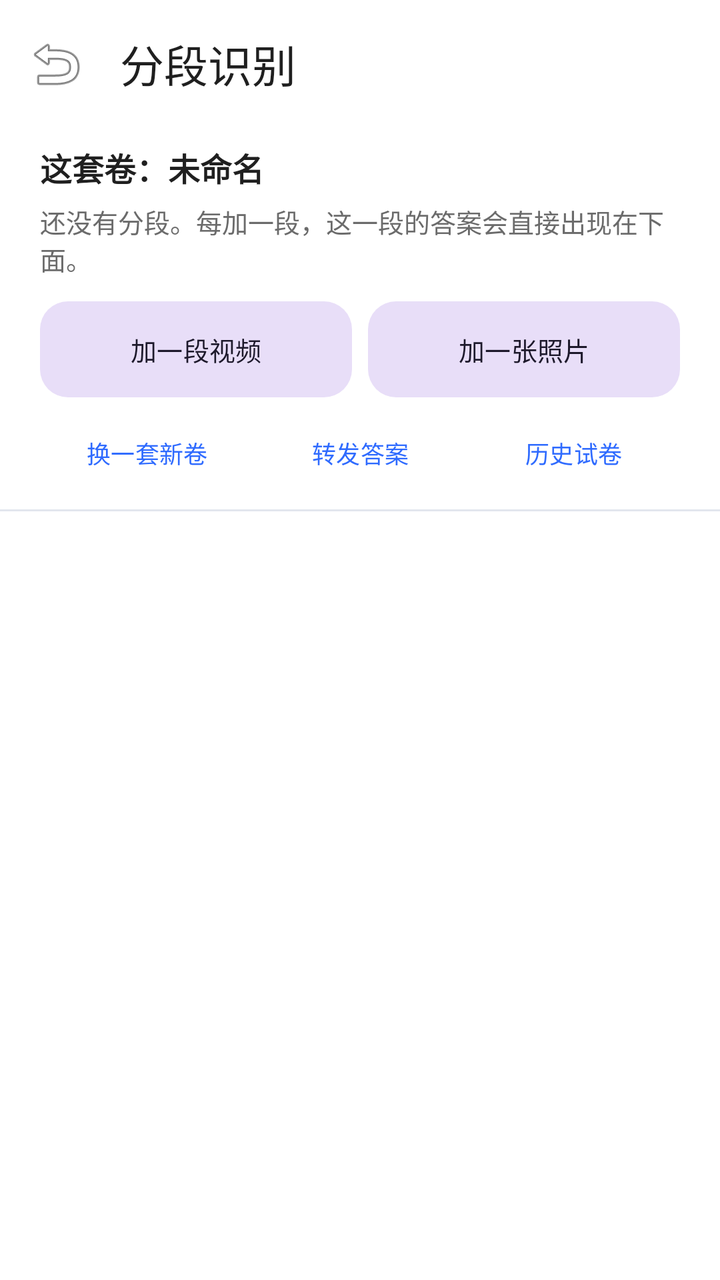
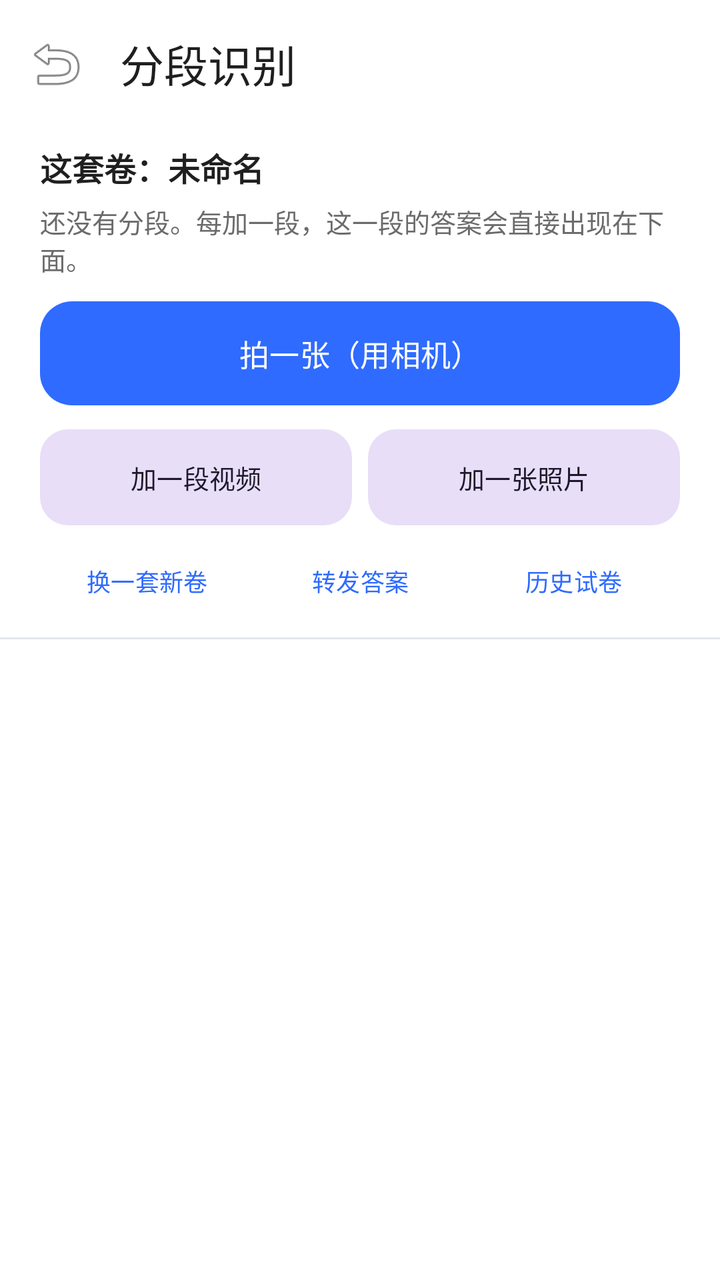

An Android layout rendered at two revisions. The XML below is the earlier revision; the diff shows what the commit changed to produce the second picture.
<!-- AndroidManifest.xml: application theme Theme.VideoQuiz -->
<!-- res/layout/activity_paper.xml -->
<?xml version="1.0" encoding="utf-8"?>
<LinearLayout xmlns:android="http://schemas.android.com/apk/res/android"
    xmlns:app="http://schemas.android.com/apk/res-auto"
    android:layout_width="match_parent"
    android:layout_height="match_parent"
    android:background="@color/surface"
    android:orientation="vertical">

    <com.google.android.material.appbar.MaterialToolbar
        android:id="@+id/toolbar"
        android:layout_width="match_parent"
        android:layout_height="?attr/actionBarSize"
        android:background="@color/surface"
        app:navigationIcon="@android:drawable/ic_menu_revert"
        app:title="分段识别"
        app:titleTextColor="@color/onSurface" />

    <LinearLayout
        android:layout_width="match_parent"
        android:layout_height="wrap_content"
        android:orientation="vertical"
        android:paddingHorizontal="20dp"
        android:paddingTop="8dp">

        <TextView
            android:id="@+id/tvPaper"
            android:layout_width="match_parent"
            android:layout_height="wrap_content"
            android:text="这套卷：未命名"
            android:textColor="@color/onSurface"
            android:textSize="16sp"
            android:textStyle="bold" />

        <TextView
            android:id="@+id/tvSummary"
            android:layout_width="match_parent"
            android:layout_height="wrap_content"
            android:layout_marginTop="6dp"
            android:text="还没有分段。每加一段，这一段的答案会直接出现在下面。"
            android:textColor="@color/onSurfaceVariant"
            android:textSize="13sp" />

        <LinearLayout
            android:layout_width="match_parent"
            android:layout_height="wrap_content"
            android:layout_marginTop="12dp"
            android:orientation="horizontal">

            <com.google.android.material.button.MaterialButton
                android:id="@+id/btnAddVideo"
                style="@style/Widget.Material3.Button.TonalButton"
                android:layout_width="0dp"
                android:layout_height="48dp"
                android:layout_weight="1"
                android:insetTop="0dp"
                android:insetBottom="0dp"
                android:text="加一段视频"
                android:textSize="13sp"
                app:cornerRadius="14dp" />

            <com.google.android.material.button.MaterialButton
                android:id="@+id/btnAddPhoto"
                style="@style/Widget.Material3.Button.TonalButton"
                android:layout_width="0dp"
                android:layout_height="48dp"
                android:layout_marginStart="8dp"
                android:layout_weight="1"
                android:insetTop="0dp"
                android:insetBottom="0dp"
                android:text="加一张照片"
                android:textSize="13sp"
                app:cornerRadius="14dp" />
        </LinearLayout>

        <LinearLayout
            android:layout_width="match_parent"
            android:layout_height="wrap_content"
            android:layout_marginTop="8dp"
            android:orientation="horizontal">

            <com.google.android.material.button.MaterialButton
                android:id="@+id/btnNewPaper"
                style="@style/Widget.Material3.Button.TextButton"
                android:layout_width="0dp"
                android:layout_height="40dp"
                android:layout_weight="1"
                android:insetTop="0dp"
                android:insetBottom="0dp"
                android:text="换一套新卷"
                android:textSize="12sp" />

            <com.google.android.material.button.MaterialButton
                android:id="@+id/btnShare"
                style="@style/Widget.Material3.Button.TextButton"
                android:layout_width="0dp"
                android:layout_height="40dp"
                android:layout_weight="1"
                android:insetTop="0dp"
                android:insetBottom="0dp"
                android:text="转发答案"
                android:textSize="12sp" />

            <com.google.android.material.button.MaterialButton
                android:id="@+id/btnHistory"
                style="@style/Widget.Material3.Button.TextButton"
                android:layout_width="0dp"
                android:layout_height="40dp"
                android:layout_weight="1"
                android:insetTop="0dp"
                android:insetBottom="0dp"
                android:maxLines="1"
                android:text="历史试卷"
                android:textSize="12sp" />
    </LinearLayout>
    </LinearLayout>

    <View
        android:layout_width="match_parent"
        android:layout_height="1dp"
        android:layout_marginTop="8dp"
        android:background="@color/outlineVariant" />

    <ScrollView
        android:id="@+id/scroll"
        android:layout_width="match_parent"
        android:layout_height="0dp"
        android:layout_weight="1"
        android:paddingHorizontal="20dp"
        android:paddingTop="12dp"
        android:paddingBottom="24dp"
        android:scrollbars="vertical">

        <LinearLayout
            android:id="@+id/answerList"
            android:layout_width="match_parent"
            android:layout_height="wrap_content"
            android:orientation="vertical" />
    </ScrollView>
</LinearLayout>
<!-- resources referenced by this layout -->
<resources>
  <color name="onSurface">#1F1F1F</color>
  <color name="onSurfaceVariant">#6B6B6B</color>
  <color name="outlineVariant">#E2E6EE</color>
  <color name="surface">#FFFFFF</color>
  <style name="Theme.VideoQuiz" parent="Theme.Material3.Light.NoActionBar">
          <item name="colorPrimary">@color/brand</item>
          <item name="colorOnPrimary">#FFFFFF</item>
          <item name="colorSurface">@color/surface</item>
          <item name="android:statusBarColor">@color/surface</item>
          <item name="android:windowLightStatusBar">true</item>
      </style>
  <color name="brand">#2F6BFF</color>
</resources>

<!-- the commit's change to res/layout/activity_paper.xml (unified diff, before → after) -->
@@ -39,6 +39,18 @@
             android:text="还没有分段。每加一段，这一段的答案会直接出现在下面。"
             android:textColor="@color/onSurfaceVariant"
             android:textSize="13sp" />
+
+        <com.google.android.material.button.MaterialButton
+            android:id="@+id/btnTakePhoto"
+            android:layout_width="match_parent"
+            android:layout_height="52dp"
+            android:layout_marginTop="12dp"
+            android:insetTop="0dp"
+            android:insetBottom="0dp"
+            android:maxLines="1"
+            android:text="拍一张（用相机）"
+            android:textSize="15sp"
+            app:cornerRadius="16dp" />
 
         <LinearLayout
             android:layout_width="match_parent"
